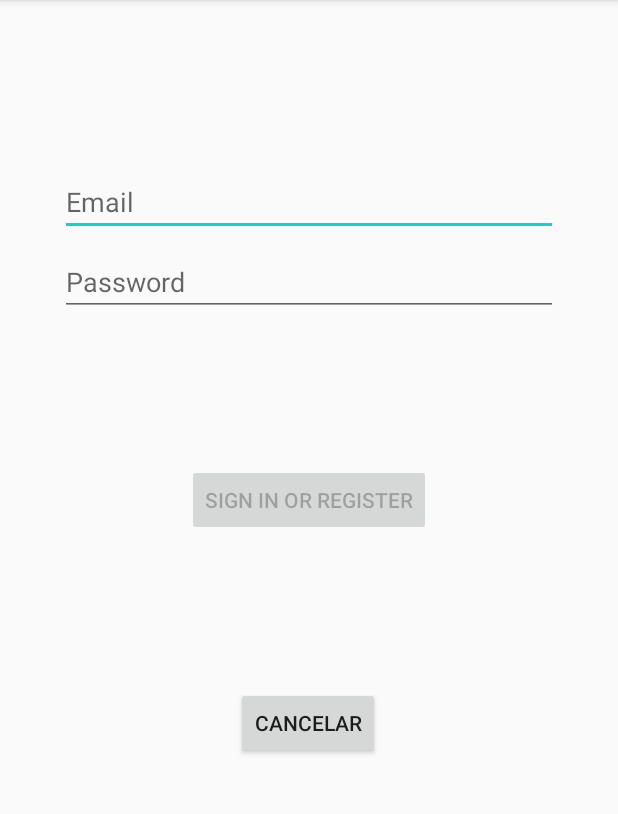
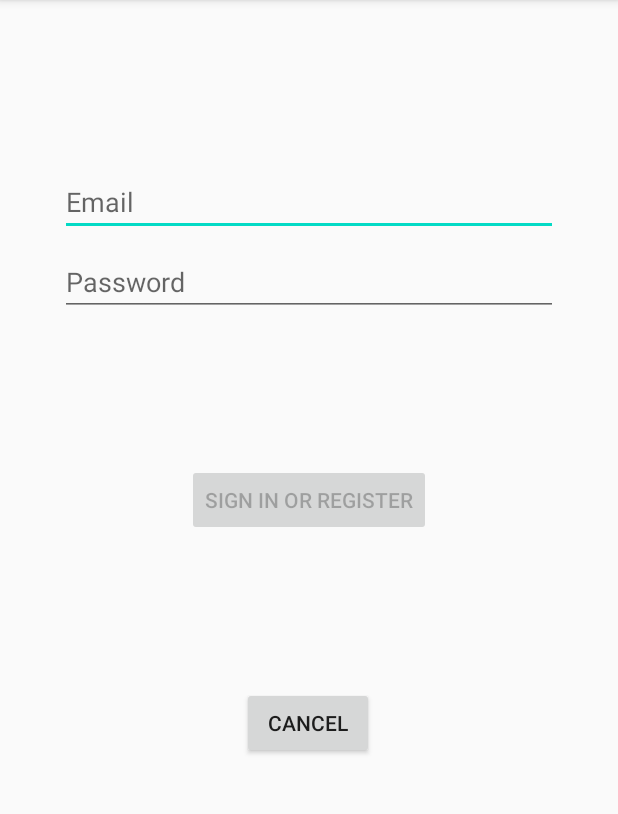
Before and after one commit to AraLopez/Practica_PDM, an Android app: the screen it shows after launch (LoginActivity), on a phone screen of 412 x 824 dp, the part 84-898 px from its top. Run offline under Robolectric (Android 15) with nearby library versions, the phone set to English and light mode, and no system bars.

Commit message:
Práctica 2

```diff
--- a/app/src/main/res/layout/activity_login.xml
+++ b/app/src/main/res/layout/activity_login.xml
@@ -69,7 +69,7 @@
         android:layout_marginTop="16dp"
         android:layout_marginEnd="48dp"
         android:layout_marginBottom="64dp"
-        android:text="@string/cancelar"
+        android:text="@string/cancel"
         app:layout_constraintBottom_toBottomOf="parent"
         app:layout_constraintEnd_toEndOf="parent"
         app:layout_constraintHorizontal_bias="0.496"
--- a/app/src/main/res/values/strings.xml
+++ b/app/src/main/res/values/strings.xml
@@ -9,5 +9,5 @@
     <string name="invalid_username">Not a valid username</string>
     <string name="invalid_password">Password must be >5 characters</string>
     <string name="login_failed">"Login failed"</string>
-    <string name="cancelar">Cancelar</string>
+    <string name="cancel">Cancel</string>
 </resources>
```
